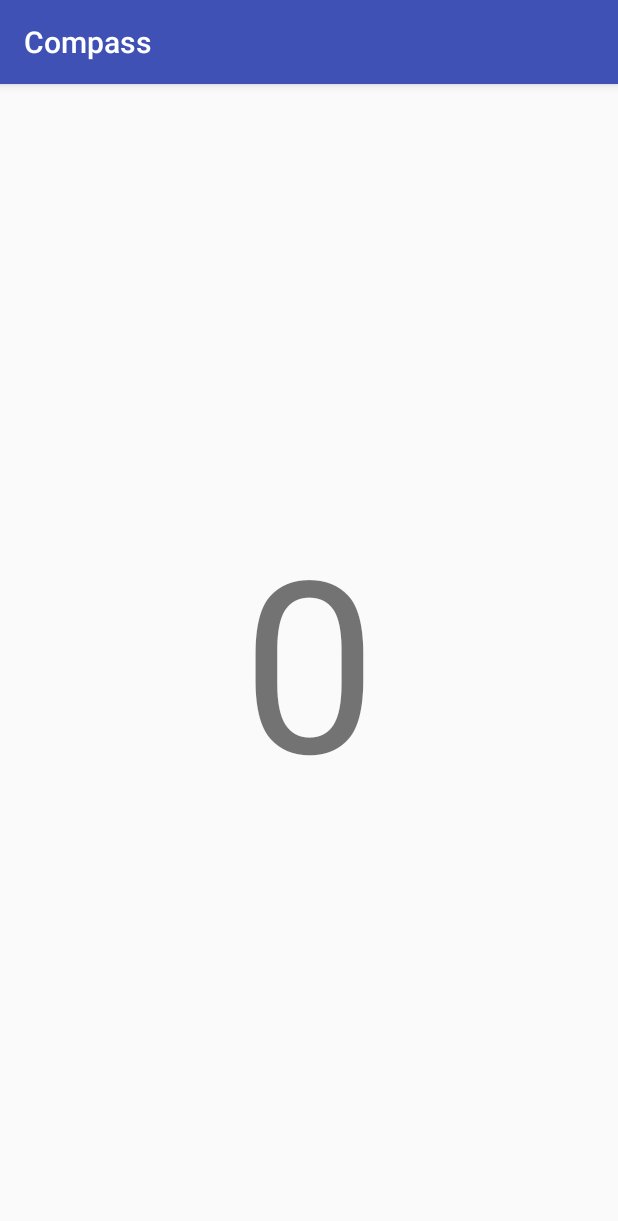
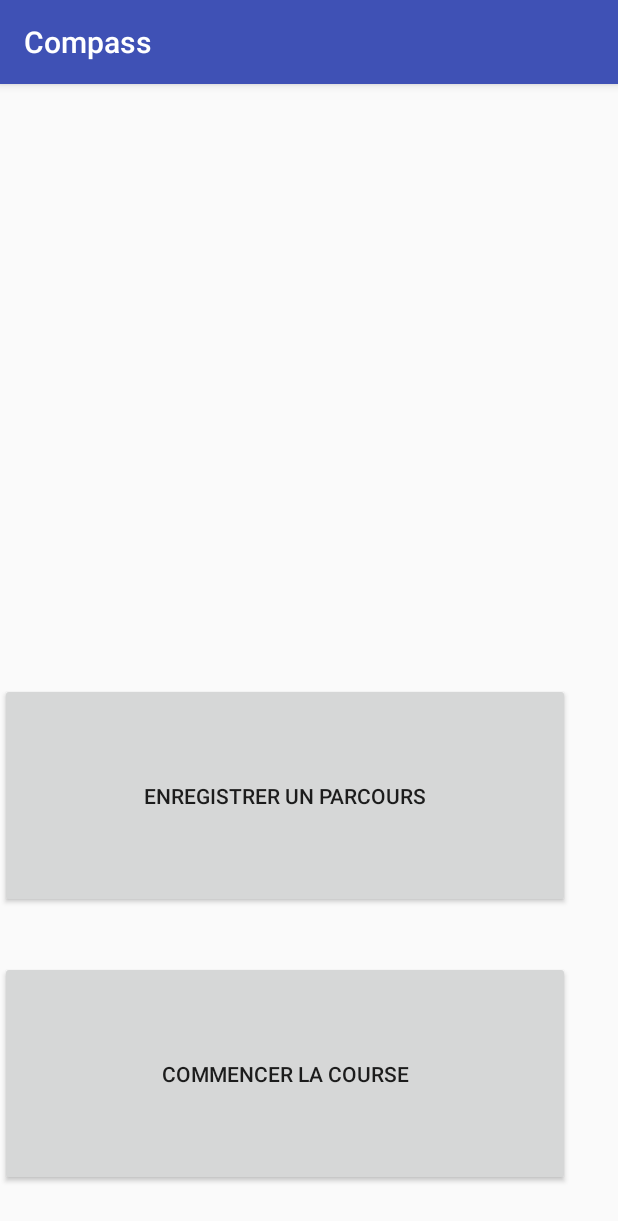
Before and after one commit to DylanBrault/ProjetIngenieurHOJA, an Android app: the screen it shows after launch (MainActivity), on a phone screen of 412 x 824 dp. Shown: the top 1221 px of the screen. Run offline under Robolectric (Android 15) with nearby library versions, the light colour scheme and no system bars.

Commit message:
Interface Graphique

```diff
--- a/Compass/app/src/main/AndroidManifest.xml
+++ b/Compass/app/src/main/AndroidManifest.xml
@@ -1,7 +1,9 @@
 <?xml version="1.0" encoding="utf-8"?>
 <manifest xmlns:android="http://schemas.android.com/apk/res/android"
     package="com.example.timotemalherbe.compass">
+
     <uses-permission android:name="android.permission.WRITE_EXTERNAL_STORAGE" />
+
     <application
         android:allowBackup="true"
         android:icon="@mipmap/ic_launcher"
@@ -16,7 +18,7 @@
                 <category android:name="android.intent.category.LAUNCHER" />
             </intent-filter>
         </activity>
+        <activity android:name=".EnregistrementParcours"></activity>
     </application>
 
-
 </manifest>
--- a/Compass/app/src/main/java/com/example/timotemalherbe/compass/MainActivity.java
+++ b/Compass/app/src/main/java/com/example/timotemalherbe/compass/MainActivity.java
@@ -1,11 +1,13 @@
 package com.example.timotemalherbe.compass;
 
+import android.content.Intent;
 import android.support.v7.app.AppCompatActivity;
 import android.os.Bundle;
 import android.hardware.Sensor;
 import android.hardware.SensorEvent;
 import android.hardware.SensorEventListener;
 import android.hardware.SensorManager;
+import android.view.View;
 import android.widget.TextView;
 
 import java.io.BufferedOutputStream;
@@ -19,24 +21,24 @@ import android.os.Environment;
 import android.util.Log;
 
 
-public class MainActivity extends AppCompatActivity implements SensorEventListener {
+public class MainActivity extends AppCompatActivity {
 
-    private float currentDegree;
+   // private float currentDegree;
 
     // device sensor manager
-    private SensorManager mSensorManager;
+    //private SensorManager mSensorManager;
+    //TextView tvHeading;
 
-    TextView tvHeading;
 
     @Override
     protected void onCreate(Bundle savedInstanceState) {
         super.onCreate(savedInstanceState);
         setContentView(R.layout.activity_main);
 
-        currentDegree=mSensorManager.getDefaultSensor()
-
-        tvHeading = (TextView) findViewById(R.id.textView);
-
+        //currentDegree=mSensorManager.getDefaultSensor();
+        }
+        //tvHeading = (TextView) findViewById(R.id.textView);
+/*
         // initialize your android device sensor capabilities
         mSensorManager = (SensorManager) getSystemService(SENSOR_SERVICE);
 
@@ -104,19 +106,19 @@ public class MainActivity extends AppCompatActivity implements SensorEventListen
                 catch (IOException e) {
                     Log.e("Exception", "File write failed: " + e.toString());
 
-                }*/
+                }
 
                 h.postDelayed(this, 1000);
             }
         }, 1000);
-    }
-
+    }*/
+    /*
     @Override
     protected void onResume() {
         super.onResume();
 
         // for the system's orientation sensor registered listeners
-        mSensorManager.registerListener(this, mSensorManager.getOrientation(), SensorManager.SENSOR_DELAY_GAME);
+        //mSensorManager.registerListener(this, mSensorManager.getOrientation(), SensorManager.SENSOR_DELAY_GAME);
     }
 
     protected void onPause() {
@@ -138,6 +140,10 @@ public class MainActivity extends AppCompatActivity implements SensorEventListen
     @Override
     public void onAccuracyChanged(Sensor sensor, int accuracy) {
         // not in use
+    }*/
+
+    public void EnregistrerParcours(View view) {
+        Intent EnregistrerParcours = new Intent(this, EnregistrementParcours.class);
+        startActivity(EnregistrerParcours);
     }
-
 }
--- a/Compass/app/src/main/res/layout/activity_main.xml
+++ b/Compass/app/src/main/res/layout/activity_main.xml
@@ -1,23 +1,27 @@
 <?xml version="1.0" encoding="utf-8"?>
-<android.support.constraint.ConstraintLayout xmlns:android="http://schemas.android.com/apk/res/android"
+<RelativeLayout xmlns:android="http://schemas.android.com/apk/res/android"
     xmlns:app="http://schemas.android.com/apk/res-auto"
     xmlns:tools="http://schemas.android.com/tools"
     android:layout_width="match_parent"
     android:layout_height="match_parent"
     tools:context="com.example.timotemalherbe.compass.MainActivity">
 
-    <TextView
-        android:id="@+id/textView"
-        android:layout_width="wrap_content"
-        android:layout_height="0dp"
-        android:layout_marginBottom="54dp"
-        android:layout_marginTop="53dp"
-        android:text="0"
-        android:gravity="center"
-        android:textAlignment="center"
-        android:textSize="160sp"
-        app:layout_constraintBottom_toBottomOf="parent"
-        app:layout_constraintEnd_toEndOf="parent"
-        app:layout_constraintStart_toStartOf="parent"
-        app:layout_constraintTop_toTopOf="parent" />
-</android.support.constraint.ConstraintLayout>
+    <Button
+        android:id="@+id/buttonParc"
+        android:layout_width="380dp"
+        android:layout_height="150dp"
+        android:layout_above="@+id/button2"
+        android:layout_alignParentStart="true"
+        android:layout_marginBottom="35dp"
+        android:onClick="EnregistrerParcours"
+        android:text="Enregistrer un parcours" />
+
+    <Button
+        android:id="@+id/button2"
+        android:layout_width="380dp"
+        android:layout_height="150dp"
+        android:layout_alignParentBottom="true"
+        android:layout_alignParentStart="true"
+        android:layout_marginBottom="33dp"
+        android:text="Commencer la course" />
+</RelativeLayout>
```
Also changed, not shown: Compass/app/src/main/java/com/example/timotemalherbe/compass/EnregistrementParcours.java (added, +13 -0 lines), Compass/app/src/main/res/layout/activity_enregistrement_parcours.xml (added, +42 -0 lines).
